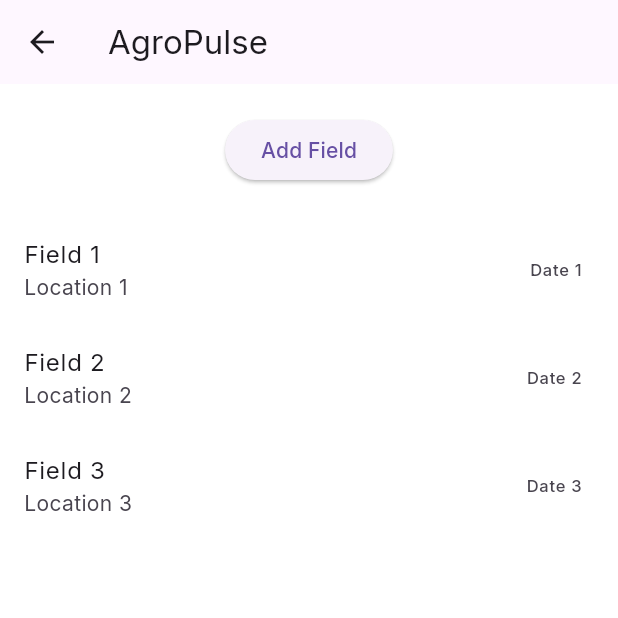
After one commit to agropulse-spaceapps/client, a Flutter app: the HomePage screen opened directly, on a phone screen of 412 x 824 dp, the top half of it. The commit adds this screen. Run offline on Flutter 3.47's test engine with Material 3 defaults, Android fonts, the light colour scheme and no system bars; our stand-ins replace flutter_svg, google_fonts, google_sign_in.

Commit message:
fix: refactored methods to main and created home

```diff
--- /dev/null
+++ b/lib/field.dart
@@ -0,0 +1,15 @@
+class Field {
+  final String name;
+  final String location;
+  final String area;
+  final String crop;
+  final String date;
+
+  Field({
+    required this.name,
+    required this.location,
+    required this.area,
+    required this.crop,
+    required this.date,
+  });
+}
--- /dev/null
+++ b/lib/home_page.dart
@@ -0,0 +1,84 @@
+import 'package:agropulse/field.dart';
+import 'package:flutter/material.dart';
+
+class HomePage extends StatefulWidget {
+  const HomePage({Key? key}) : super(key: key);
+
+  @override
+  State<HomePage> createState() => _HomePageState();
+}
+
+class _HomePageState extends State<HomePage> {
+  List <Field>? fields;
+
+  @override
+  void initState() {
+    super.initState();
+    fields = [
+      Field(
+        name: 'Field 1',
+        location: 'Location 1',
+        area: 'Area 1',
+        crop: 'Crop 1',
+        date: 'Date 1',
+      ),
+      Field(
+        name: 'Field 2',
+        location: 'Location 2',
+        area: 'Area 2',
+        crop: 'Crop 2',
+        date: 'Date 2',
+      ),
+      Field(
+        name: 'Field 3',
+        location: 'Location 3',
+        area: 'Area 3',
+        crop: 'Crop 3',
+        date: 'Date 3',
+      ),
+    ];
+  }
+
+  @override
+  Widget build(BuildContext context) {
+    return Scaffold(
+      appBar: AppBar(
+        title: const Text('AgroPulse'),
+      ),
+      body: Column(
+        children: [
+          const SizedBox(height: 20),
+          ElevatedButton(
+            onPressed: () {
+              setState(() {
+              fields!.add(
+                Field(
+                name: 'New Field',
+                location: 'New Location',
+                area: 'New Area',
+                crop: 'New Crop',
+                date: 'New Date',
+                ),
+              );
+              });
+            },
+            child: const Text('Add Field'),
+            ),
+          const SizedBox(height: 20),
+          Expanded(
+            child: ListView.builder(
+              itemCount: fields!.length,
+              itemBuilder: (context, index) {
+                return ListTile(
+                  title: Text(fields![index].name),
+                  subtitle: Text(fields![index].location),
+                  trailing: Text(fields![index].date),
+                );
+              },
+            ),
+          ),
+        ],
+      ),
+    );
+  }
+}
--- a/lib/main.dart
+++ b/lib/main.dart
@@ -1,15 +1,63 @@
+import 'dart:convert';
+
+import 'package:flutter/foundation.dart';
 import 'package:flutter/material.dart';
 import 'package:google_fonts/google_fonts.dart';
+import 'package:google_sign_in/google_sign_in.dart';
 import 'login_page.dart';
+import 'package:http/http.dart' as http;
 
 void main() async {
-  runApp(const MyApp());
+  runApp(MyApp());
 }
 
 bool kIsMobile = true;
 
 class MyApp extends StatelessWidget {
-  const MyApp({super.key});
+  MyApp({super.key});
+
+  final GoogleSignIn _googleSignIn = GoogleSignIn(
+    clientId: kIsWeb
+        ? '547716123620-jhjgron0hud5t61pelm7on3lalmoiepf.apps.googleusercontent.com'
+        : '547716123620-rg31847rudsg23rg89k9e2st9l58hvok.apps.googleusercontent.com',
+    scopes: [
+      'email',
+      'https://www.googleapis.com/auth/contacts.readonly',
+    ],
+  );
+
+  Future<void> _handleSignIn() async {
+    try {
+      final GoogleSignInAccount? account = await _googleSignIn.signIn();
+      if (account != null) {
+        final GoogleSignInAuthentication auth = await account.authentication;
+        final String idToken = auth.idToken!;
+        final String accessToken = auth.accessToken!;
+
+        final response = await http.post(
+          Uri.parse('https://your-server.com/auth/google'),
+          headers: <String, String>{
+            'Content-Type': 'application/json; charset=UTF-8',
+          },
+          body: jsonEncode(<String, String>{
+            'idToken': idToken,
+            'accessToken': accessToken,
+          }),
+        );
+
+        if (response.statusCode == 200) {
+          final responseData = jsonDecode(response.body);
+          print('Successfully sent to server: $responseData');
+        } else {
+          print('Failed to send to server: ${response.body}');
+        }
+      }
+    } catch (error) {
+      print(error);
+    }
+  }
+
+  GoogleSignInAccount? get currentUser => _googleSignIn.currentUser;
 
   @override
   Widget build(BuildContext context) {
@@ -22,12 +70,12 @@ class MyApp extends StatelessWidget {
         textTheme: GoogleFonts.interTextTheme(
           Theme.of(context).textTheme.copyWith(
             headlineSmall: GoogleFonts.inter(
-              fontSize: 24,
+              fontSize: 36,
               fontWeight: FontWeight.w500,
               color: Colors.black,
             ),
             headlineLarge: GoogleFonts.inter(
-              fontSize: 32,
+              fontSize: 48,
               fontWeight: FontWeight.w700,
               color: Colors.black,
             ),
@@ -35,7 +83,7 @@ class MyApp extends StatelessWidget {
         ),
         useMaterial3: true,
       ),
-      home: LoginPage(),
+      home: LoginPage(handleSignIn: _handleSignIn,),
     );
   }
 }
```
Also changed, not shown: lib/login_page.dart (+4 -50 lines), 1 other file.
